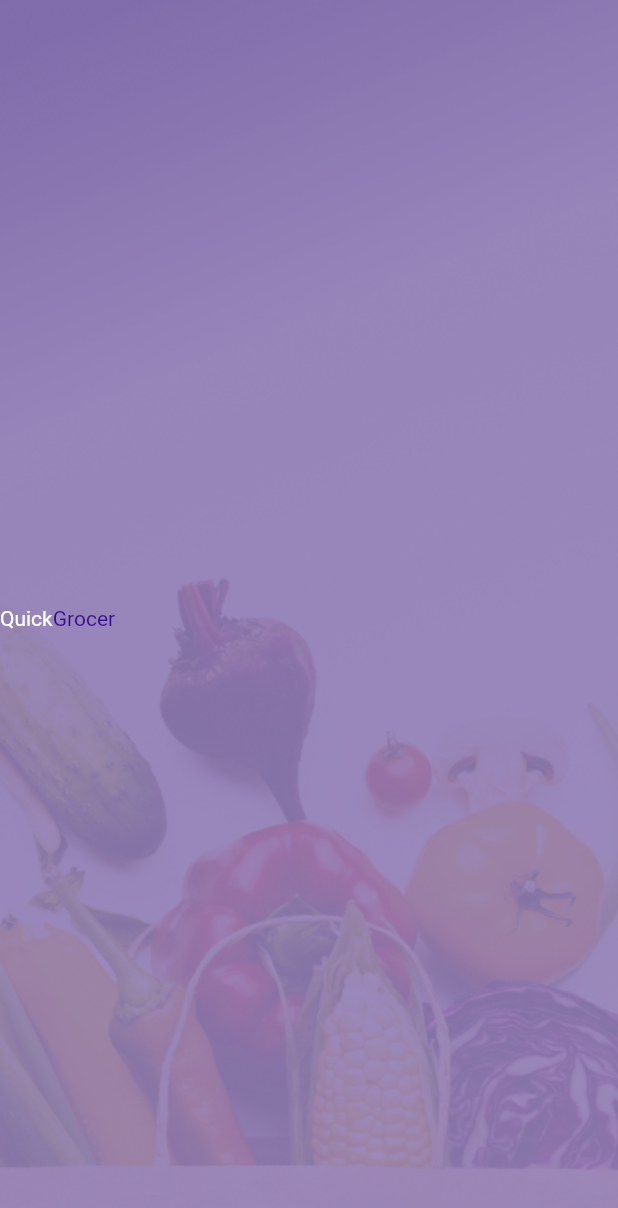
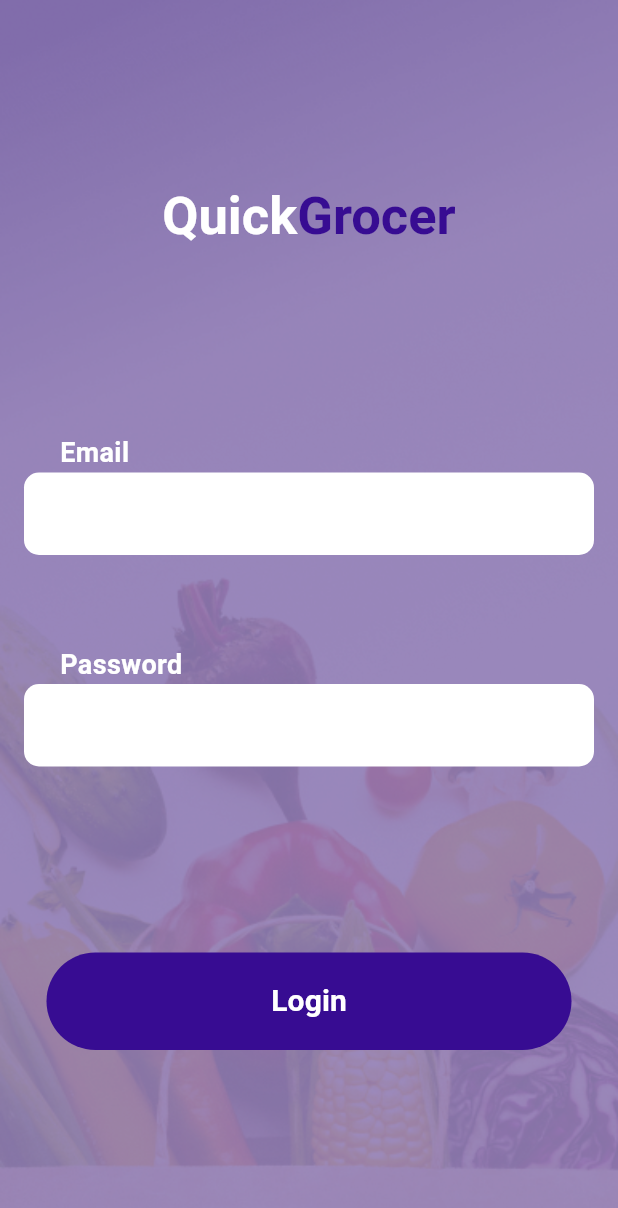
Before and after one commit to shakibalways/salon-app, a Flutter app: the screen it shows after launch, on a phone screen of 412 x 824 dp. Shown: the top 1208 px of the screen. Run offline on Flutter 3.47's test engine with Material 3 defaults, Android fonts, the phone set to English and light mode, and no system bars.

Commit message:
sign in page ui complete done

```diff
--- a/lib/Common/Widget/custom_textfield.dart
+++ b/lib/Common/Widget/custom_textfield.dart
@@ -2,32 +2,33 @@ import 'package:flutter/material.dart';
 
 class CustomTextField extends StatelessWidget {
   final String hintText;
-  final Color? haveColor;
-  final String labelText;
-  final TextStyle hintStyle;
-  final Widget suffix;
-  final Widget prefix;
 
-  const CustomTextField(
-      {super.key,
-      required this.hintText,
-      this.haveColor,
-      required this.labelText,
-      required this.hintStyle,
-      required this.suffix,
-      required this.prefix});
+  final String? labelText;
+
+  const CustomTextField({
+    super.key,
+    required this.hintText,
+    this.labelText,
+  });
 
   @override
   Widget build(BuildContext context) {
-    return TextField(
-      decoration: InputDecoration(
-          hintText: hintText,
-          hoverColor: haveColor,
-          labelText: labelText,
-          hintStyle: hintStyle,
-          suffix: suffix,
-          prefix: prefix,
-          border: const OutlineInputBorder()),
+    return SizedBox(
+      width: 380,
+      height: 55,
+      child: Container(
+        decoration: BoxDecoration(
+            color: Colors.white, borderRadius: BorderRadius.circular(10)),
+        child: Padding(
+          padding: const EdgeInsets.only(left: 10),
+          child: TextField(
+            decoration: InputDecoration(
+                hintText: hintText,
+                labelText: labelText,
+                border: InputBorder.none),
+          ),
+        ),
+      ),
     );
   }
 }
--- a/lib/Screen/Pages/sign_in_page.dart
+++ b/lib/Screen/Pages/sign_in_page.dart
@@ -1,4 +1,5 @@
 import 'package:flutter/material.dart';
+import 'package:salon/Common/Widget/custom_textfield.dart';
 import 'package:salon/utilits/constant/color_code_list.dart';
 import 'package:salon/utilits/constant/image_list.dart';
 
@@ -21,22 +22,87 @@ class SignInPage extends StatelessWidget {
             ),
           ),
           Column(
-            mainAxisAlignment: MainAxisAlignment.center,
+            mainAxisAlignment: MainAxisAlignment.spaceEvenly,
             children: [
               RichText(
                   text: TextSpan(
-                      style: TextStyle(
-                        color: Colors.white,
-                      ),
+                      style: const TextStyle(
+                          color: Colors.white,
+                          fontSize: 35,
+                          fontWeight: FontWeight.bold),
                       children: <TextSpan>[
-                    TextSpan(text: RTexts.titleText),
+                    const TextSpan(text: RTexts.titleText),
                     TextSpan(
                         text: RTexts.titleText1,
                         style: TextStyle(
                             color: Color(int.parse(RColors.colorCode)))),
-                  ]))
+                  ])),
+               Column(
+
+                children: [
+                  Row(
+
+                    children: [
+                      Padding(
+                        padding: EdgeInsets.only(left: 40),
+                        child: Text(
+                          "Email",
+                          style: TextStyle(
+                              fontWeight: FontWeight.bold,
+                              color: Colors.white,
+                              fontSize: 18),
+                        ),
+                      ),
+                    ],
+                  ),
+                  CustomTextField(
+                    hintText: "john@gmail.com",
+                    labelText: "",
+                  ),
+                  SizedBox(
+                    height: 60,
+                  ),
+                  Row(
+
+                    children: [
+                      Padding(
+                        padding: EdgeInsets.only(left: 40),
+                        child: Text(
+                          "Password",
+                          style: TextStyle(
+                              color: Colors.white,
+                              fontWeight: FontWeight.bold,
+                              fontSize: 18),
+                        ),
+                      ),
+                    ],
+                  ),
+                  CustomTextField(
+                    hintText: "********",
+                    labelText: "",
+                  ),
+
+                ],
+              ),
+              SizedBox(
+                width: 350,
+                height: 65,
+                child: TextButton(
+                  onPressed: (){},
+                  style: ButtonStyle(
+                      backgroundColor: MaterialStatePropertyAll(
+                          Color(int.parse(RColors.colorCode)))),
+                  child: const Text(
+                    "Login",
+                    style: TextStyle(
+                        color: Colors.white,
+                        fontWeight: FontWeight.bold,
+                        fontSize: 20),
+                  ),
+                ),
+              )
             ],
-          )
+          ),
         ],
       ),
     );
```
